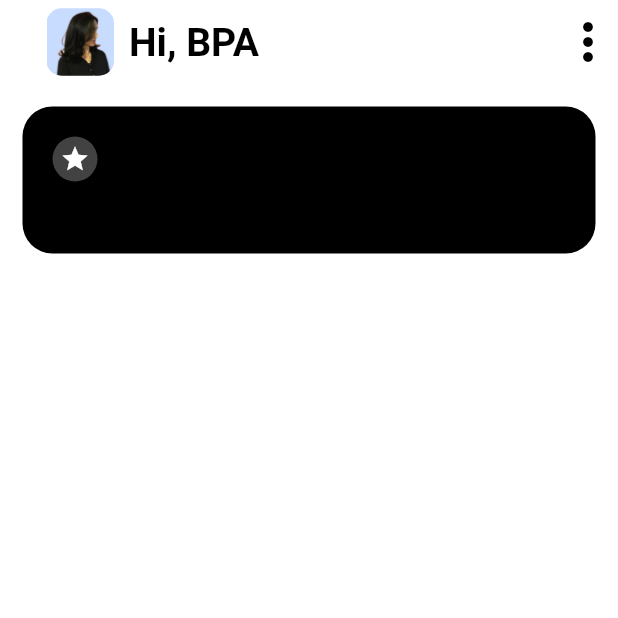
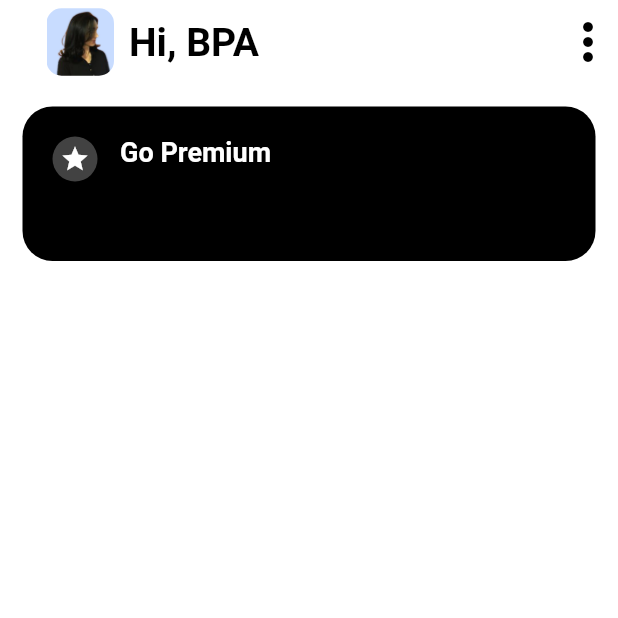
Before and after one commit to beshprakash11/task_app, a Flutter app: the screen it shows after launch, on a phone screen of 412 x 824 dp, the top half of it. Run offline on Flutter 3.47's test engine with Material 2 defaults, Android fonts, the phone set to English and light mode, and no system bars.

Commit message:
Styling GoPremium text

```diff
--- a/lib/screens/home/widgets/go_premium.dart
+++ b/lib/screens/home/widgets/go_premium.dart
@@ -30,7 +30,14 @@ class GoPremium extends StatelessWidget {
                 Column(
                   crossAxisAlignment: CrossAxisAlignment.start,
                   children: [
-                    Text('Go Premium'),
+                    Text(
+                      'Go Premium',
+                      style: TextStyle(
+                        fontSize: 18,
+                        fontWeight: FontWeight.bold,
+                        color: Colors.white
+                      ),
+                    ),
                     SizedBox(height: 10,),
                     Text('Get unlimited access\nto all our features!'),
                   ],
```
